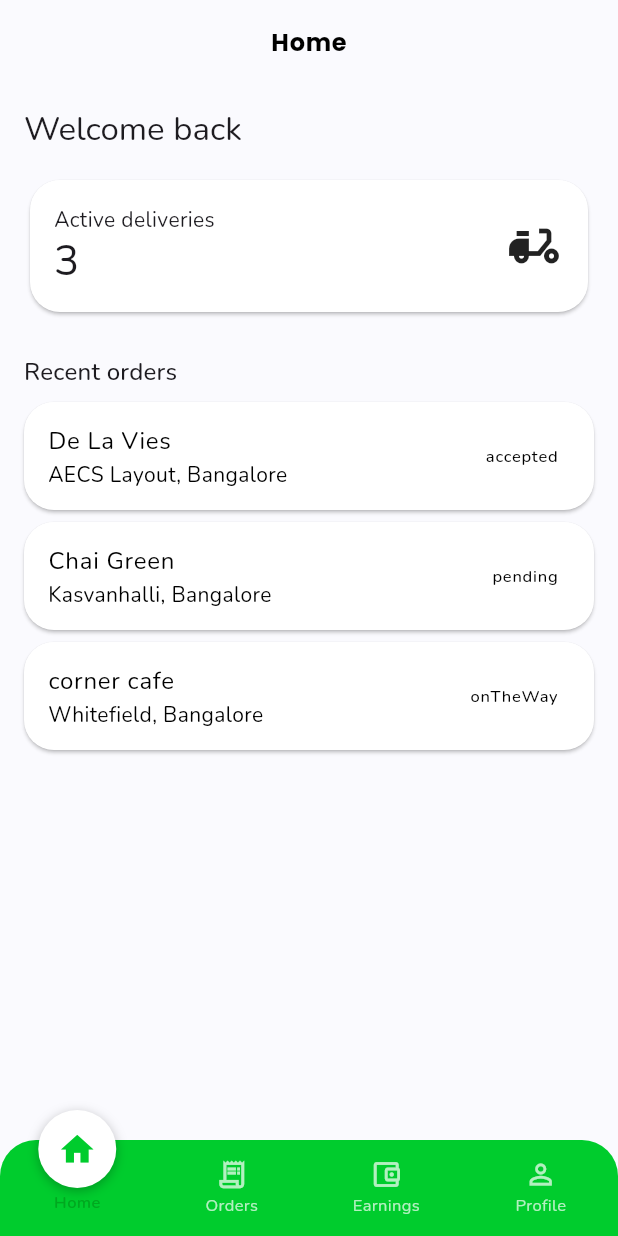
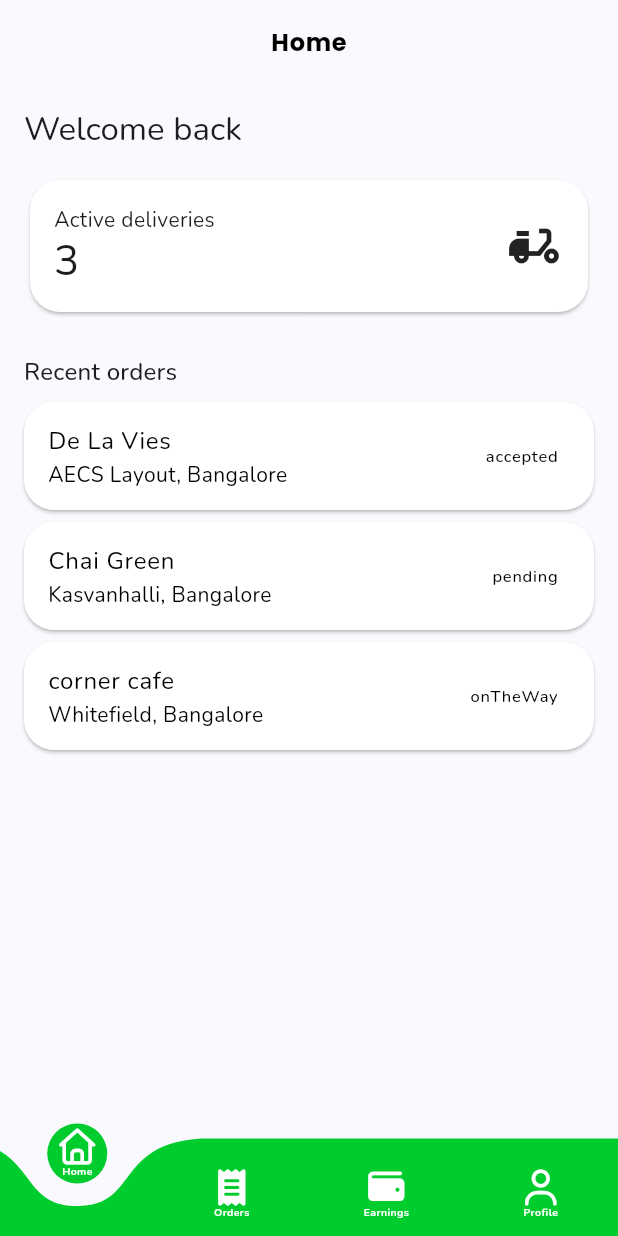
Before and after one commit to Adarsh26092005/Loyla-delivery, a Flutter app: the MainNavigationScreen screen opened directly, on a phone screen of 412 x 824 dp. Run offline on Flutter 3.47's test engine with Material 3 defaults, Android fonts, the phone set to English and light mode, and no system bars; drawn by our look-alikes of curved_navigation_bar; our stand-ins replace font_awesome_flutter, google_fonts, video_player.

Commit message:
change design of navigation

```diff
--- a/lib/screens/navigation/main_navigation_screen.dart
+++ b/lib/screens/navigation/main_navigation_screen.dart
@@ -1,4 +1,6 @@
 import 'package:flutter/material.dart';
+import 'package:font_awesome_flutter/font_awesome_flutter.dart';
+import 'package:curved_navigation_bar/curved_navigation_bar.dart';
 
 import '../../const/app_colors.dart';
 import '../home/home_screen.dart';
@@ -7,35 +9,55 @@ import '../earnings/earnings_screen.dart';
 import '../profile/profile_screen.dart';
 
 class MainNavigationScreen extends StatefulWidget {
-  const MainNavigationScreen({super.key});
+  const MainNavigationScreen({super.key, this.pageIndex});
+
+  final int? pageIndex;
 
   @override
   State<MainNavigationScreen> createState() => _MainNavigationScreenState();
 }
 
 class _MainNavigationScreenState extends State<MainNavigationScreen> {
-  int _selectedIndex = 0;
+  late int _page = widget.pageIndex ?? 0;
 
-  static const _items = [
-    _NavItem(icon: Icons.home_outlined, activeIcon: Icons.home, label: 'Home'),
-    _NavItem(
-      icon: Icons.receipt_long_outlined,
-      activeIcon: Icons.receipt_long,
-      label: 'Orders',
+  static const _tabLabel = TextStyle(
+    color: Colors.white,
+    fontSize: 7,
+    fontWeight: FontWeight.bold,
+  );
+
+  static const _icons = [
+    Column(
+      mainAxisAlignment: MainAxisAlignment.center,
+      children: [
+        FaIcon(FontAwesomeIcons.house, color: Colors.white),
+        Text('Home', style: _tabLabel),
+      ],
     ),
-    _NavItem(
-      icon: Icons.account_balance_wallet_outlined,
-      activeIcon: Icons.account_balance_wallet,
-      label: 'Earnings',
+    Column(
+      mainAxisAlignment: MainAxisAlignment.center,
+      children: [
+        FaIcon(FontAwesomeIcons.receipt, color: Colors.white),
+        Text('Orders', style: _tabLabel),
+      ],
     ),
-    _NavItem(
-      icon: Icons.person_outline,
-      activeIcon: Icons.person,
-      label: 'Profile',
+    Column(
+      mainAxisAlignment: MainAxisAlignment.center,
+      children: [
+        FaIcon(FontAwesomeIcons.wallet, color: Colors.white),
+        Text('Earnings', style: _tabLabel),
+      ],
+    ),
+    Column(
+      mainAxisAlignment: MainAxisAlignment.center,
+      children: [
+        FaIcon(FontAwesomeIcons.user, color: Colors.white),
+        Text('Profile', style: _tabLabel),
+      ],
     ),
   ];
 
-  static const List<Widget> _tabs = [
+  static const _screens = [
     HomeScreen(),
     OrdersScreen(),
     EarningsScreen(),
@@ -45,169 +67,17 @@ class _MainNavigationScreenState extends State<MainNavigationScreen> {
   @override
   Widget build(BuildContext context) {
     return Scaffold(
-      body: AnimatedSwitcher(
-        duration: const Duration(milliseconds: 280),
-        switchInCurve: Curves.easeOut,
-        switchOutCurve: Curves.easeIn,
-        transitionBuilder: (child, animation) {
-          final offsetAnim = Tween<Offset>(
-            begin: const Offset(0, 0.03),
-            end: Offset.zero,
-          ).animate(animation);
-          return FadeTransition(
-            opacity: animation,
-            child: SlideTransition(position: offsetAnim, child: child),
-          );
-        },
-        child: KeyedSubtree(
-          key: ValueKey(_selectedIndex),
-          child: _tabs[_selectedIndex],
+      body: Positioned.fill(child: _screens[_page]),
+      bottomNavigationBar: SafeArea(
+        child: CurvedNavigationBar(
+          backgroundColor: Colors.transparent,
+          height: 65,
+          color: AppColors.primary,
+          onTap: (index) => setState(() => _page = index),
+          index: _page,
+          items: _icons,
         ),
-      ),
-      bottomNavigationBar: _CurvedBottomNav(
-        items: _items,
-        selectedIndex: _selectedIndex,
-        onTap: (index) {
-          if (index != _selectedIndex) {
-            setState(() => _selectedIndex = index);
-          }
-        },
       ),
     );
   }
 }
-
-class _NavItem {
-  final IconData icon;
-  final IconData activeIcon;
-  final String label;
-  const _NavItem({
-    required this.icon,
-    required this.activeIcon,
-    required this.label,
-  });
-}
-
-class _CurvedBottomNav extends StatelessWidget {
-  final List<_NavItem> items;
-  final int selectedIndex;
-  final ValueChanged<int> onTap;
-
-  const _CurvedBottomNav({
-    required this.items,
-    required this.selectedIndex,
-    required this.onTap,
-  });
-
-  @override
-  Widget build(BuildContext context) {
-    return LayoutBuilder(
-      builder: (context, constraints) {
-        final slotWidth = constraints.maxWidth / items.length;
-        final bumpLeft = slotWidth * selectedIndex;
-
-        return SizedBox(
-          height: 72,
-          child: Stack(
-            clipBehavior: Clip.none,
-            children: [
-              // Green bar — direct Stack child via Positioned
-              Positioned(
-                left: 0,
-                right: 0,
-                bottom: 0,
-                child: Container(
-                  height: 64,
-                  decoration: BoxDecoration(
-                    color: AppColors.primary,
-                    borderRadius: const BorderRadius.vertical(
-                      top: Radius.circular(24),
-                    ),
-                  ),
-                  child: Row(
-                    children: List.generate(items.length, (index) {
-                      final isSelected = index == selectedIndex;
-                      final item = items[index];
-                      return Expanded(
-                        child: GestureDetector(
-                          onTap: () => onTap(index),
-                          behavior: HitTestBehavior.opaque,
-                          child: isSelected
-                              ? const SizedBox(height: 64)
-                              : Column(
-                                  mainAxisAlignment: MainAxisAlignment.center,
-                                  children: [
-                                    Icon(
-                                      item.icon,
-                                      color: Colors.white70,
-                                      size: 22,
-                                    ),
-                                    const SizedBox(height: 2),
-                                    Text(
-                                      item.label,
-                                      style: const TextStyle(
-                                        color: Colors.white70,
-                                        fontSize: 11,
-                                      ),
-                                    ),
-                                  ],
-                                ),
-                        ),
-                      );
-                    }),
-                  ),
-                ),
-              ),
-
-              // White bump — ALSO a direct Stack child, via AnimatedPositioned
-              AnimatedPositioned(
-                duration: const Duration(milliseconds: 300),
-                curve: Curves.easeOutCubic,
-                left: bumpLeft,
-                top: -12,
-                width: slotWidth,
-                child: GestureDetector(
-                  onTap: () => onTap(selectedIndex),
-                  child: Column(
-                    mainAxisAlignment: MainAxisAlignment.center,
-                    children: [
-                      Container(
-                        width: 52,
-                        height: 52,
-                        decoration: const BoxDecoration(
-                          color: Colors.white,
-                          shape: BoxShape.circle,
-                          boxShadow: [
-                            BoxShadow(
-                              color: Colors.black26,
-                              blurRadius: 6,
-                              offset: Offset(0, 2),
-                            ),
-                          ],
-                        ),
-                        child: Icon(
-                          items[selectedIndex].activeIcon,
-                          color: AppColors.primary,
-                          size: 26,
-                        ),
-                      ),
-                      const SizedBox(height: 2),
-                      Text(
-                        items[selectedIndex].label,
-                        style: TextStyle(
-                          color: AppColors.secondary,
-                          fontSize: 11,
-                          fontWeight: FontWeight.w600,
-                        ),
-                      ),
-                    ],
-                  ),
-                ),
-              ),
-            ],
-          ),
-        );
-      },
-    );
-  }
-}
--- a/pubspec.yaml
+++ b/pubspec.yaml
@@ -13,6 +13,8 @@ dependencies:
   go_router: ^14.8.1
   google_fonts: ^6.3.3
   video_player: ^2.9.0
+  curved_navigation_bar: ^1.0.6
+  font_awesome_flutter: ^11.0.0
 
 dev_dependencies:
   flutter_test:
```
Also changed, not shown: pubspec.lock.
